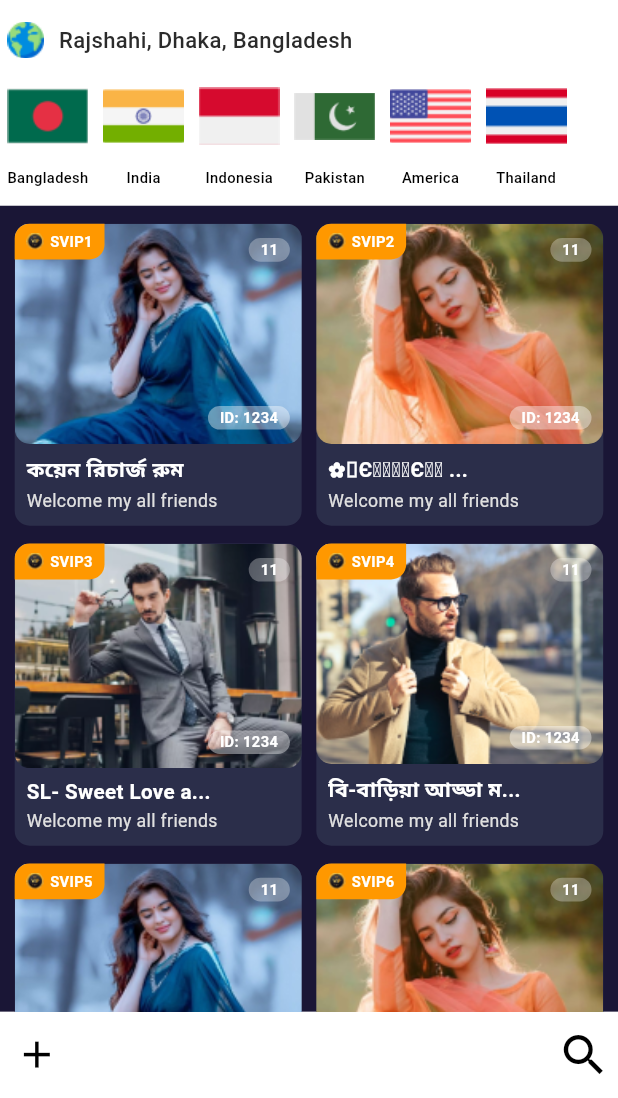
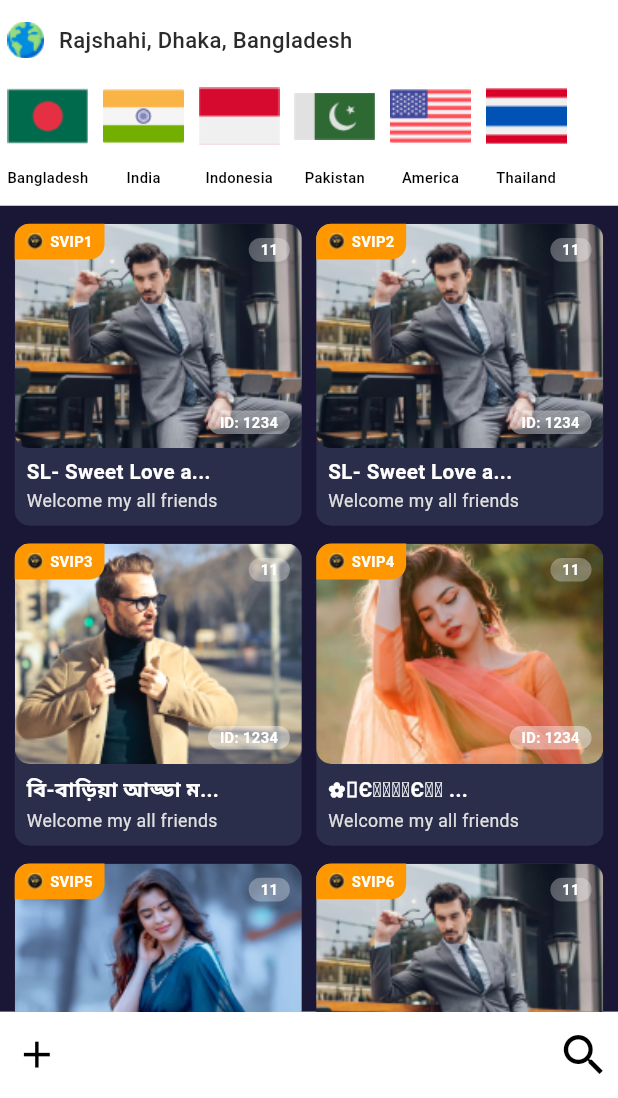
Before and after one commit to assajeeb/kitiy_userApp, a Flutter app: the screen it shows after launch, after a tap on "Country", on a phone screen of 412 x 824 dp, the part 138-1236 px from its top. Run offline on Flutter 3.47's test engine with Material 3 defaults, Android fonts, the phone set to English and light mode, and no system bars; our stand-ins replace flutter_screenutil, get; Roboto replaces fonts that are missing (Microsoft Sans Serif).

Commit message:
my group page complete: SM Sourav

```diff
--- a/lib/screens/homeScreenParts/countryPageScrollGroup.dart
+++ b/lib/screens/homeScreenParts/countryPageScrollGroup.dart
@@ -4,7 +4,13 @@ import 'package:flutter_screenutil/flutter_screenutil.dart';
 class CountryPageScrollGroup extends StatelessWidget {
   CountryPageScrollGroup({super.key});
 
-  List<Map<String, dynamic>> gridItems = [
+  final List<Map<String, dynamic>> gridItems = [
+    {
+      "name": "SL- Sweet Love a...",
+      "des": "আসো সবাই আদা দেই",
+      "img": "assets/pic3.png",
+      "id": 1234
+    },
     {
       "name": "কয়েন রিচার্জ রুম",
       "des": "Wellcome my all friends",
@@ -36,14 +42,28 @@ class CountryPageScrollGroup extends StatelessWidget {
       "id": 1234
     },
     {
+      "name": "SL- Sweet Love a...",
+      "des": "আসো সবাই আদা দেই",
+      "img": "assets/pic3.png",
+      "id": 1234
+    },
+    {
+      "name": "বি-বাড়িয়া আড্ডা ম...",
+      "des": "Wellcome! Please abide...",
+      "img": "assets/pic4.png",
+      "id": 1234
+    },
+    {
       "name": "কয়েন রিচার্জ রুম",
       "des": "Wellcome my all friends",
       "img": "assets/pic2.png",
       "id": 1234
     }
   ];
+
   @override
   Widget build(BuildContext context) {
+    gridItems.shuffle();
     return GridView.builder(
       padding: EdgeInsets.symmetric(horizontal: 10.w, vertical: 10.h),
       gridDelegate: SliverGridDelegateWithFixedCrossAxisCount(
--- a/lib/screens/homeScreenParts/groupPage.dart
+++ b/lib/screens/homeScreenParts/groupPage.dart
@@ -60,6 +60,7 @@ class _GroupPageState extends State<GroupPage> {
 
   @override
   Widget build(BuildContext context) {
+    gridItems.shuffle();
     return Column(
       children: [
         Container(
@@ -107,7 +108,7 @@ class _GroupPageState extends State<GroupPage> {
                           vertical: 1.h,
                         ),
                         decoration: BoxDecoration(
-                          color: Colors.black.withOpacity(0.5),
+                          color: Colors.black.withValues(alpha: 0.5),
                           borderRadius: BorderRadius.circular(5.r),
                         ),
                         child: Text(
@@ -190,7 +191,6 @@ class _GroupPageState extends State<GroupPage> {
         // Expanded widget to display selected content
         Expanded(
           child: Container(
-            padding: EdgeInsets.symmetric(horizontal: 10.w, vertical: 8.h),
             decoration: BoxDecoration(
               color: const Color(0xFF1A1636),
             ),
--- a/lib/screens/homeScreenParts/home.dart
+++ b/lib/screens/homeScreenParts/home.dart
@@ -143,6 +143,7 @@ class RecommandedWidget extends StatelessWidget {
 
   @override
   Widget build(BuildContext context) {
+    recommandedList.shuffle();
     return GridView.builder(
       gridDelegate: SliverGridDelegateWithFixedCrossAxisCount(
           crossAxisCount: 1,
@@ -173,7 +174,7 @@ class RecommandedWidget extends StatelessWidget {
               children: [
                 // Left Side
                 SizedBox(
-                  width: 203.w,
+                  width: 233.w,
                   child: Column(
                     children: [
                       Row(
@@ -239,14 +240,14 @@ class RecommandedWidget extends StatelessWidget {
                 ),
                 // Right side
                 SizedBox(
-                  width: 83.w,
+                  width: 110.w,
                   child: Column(
                     children: [
                       Stack(
                         clipBehavior: Clip.none,
                         children: [
                           Container(
-                              width: 81.w,
+                              width: 100.w,
                               height: 75.h,
                               margin: EdgeInsets.symmetric(horizontal: 5.w),
                               child: Image.asset(
```
Also changed, not shown: lib/screens/groupUserScreenParts/show_group_details.dart (added, +45 -0 lines), lib/screens/homeScreenParts/feedBack.dart (+15 -1 lines), lib/screens/home_screen.dart (+7 -0 lines), lib/screens/mainFeedBack/mainFeedBackPage.dart (added, +54 -0 lines), 1 other file.
